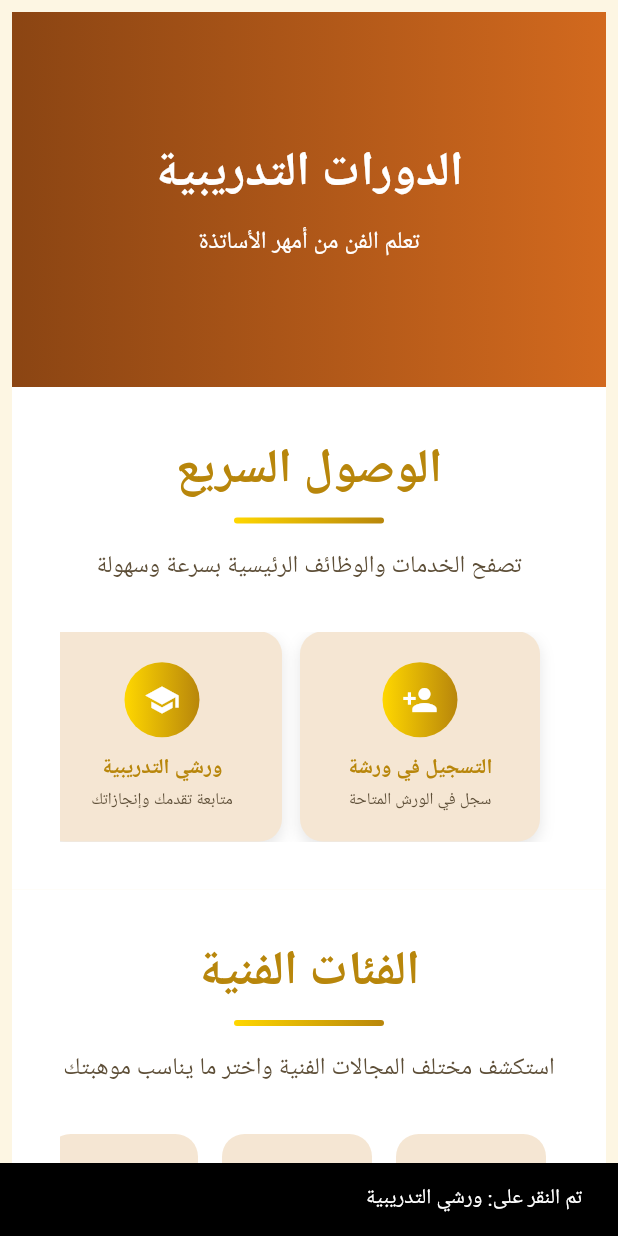
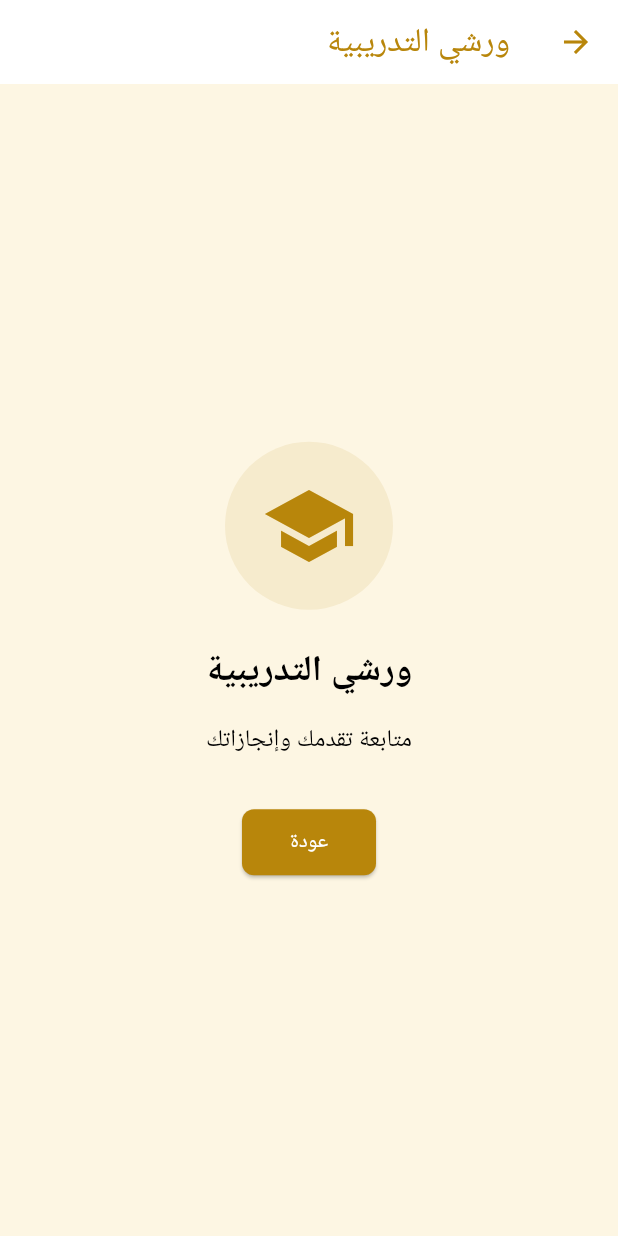
Before and after one commit to sajidammar/sana-a_arts_application, a Flutter app: the AcademyHomeView screen opened directly, after a tap on "ورشي التدريبية", on a phone screen of 412 x 824 dp. Run offline on Flutter 3.47's test engine with Material 3 defaults, Android fonts, the light colour scheme and no system bars; accounts and stored records are empty; network calls fail.

Commit message:
creat scondry screen of academies

```diff
--- /dev/null
+++ b/lib/views/academies/category_details_view.dart
@@ -0,0 +1,55 @@
+import 'package:flutter/material.dart';
+import 'package:provider/provider.dart';
+import 'package:sanaa_artl/providers/academy/workshop_provider.dart';
+import 'package:sanaa_artl/views/academies/components/workshop_card.dart';
+
+class CategoryDetailsView extends StatelessWidget {
+  final String categoryName;
+  final String
+  categoryId; // You might want to map names to IDs or use IDs directly
+
+  const CategoryDetailsView({
+    super.key,
+    required this.categoryName,
+    required this.categoryId,
+  });
+
+  @override
+  Widget build(BuildContext context) {
+    return Scaffold(
+      backgroundColor: Theme.of(context).scaffoldBackgroundColor,
+      appBar: AppBar(
+        title: Text(categoryName),
+        backgroundColor: Theme.of(context).appBarTheme.backgroundColor,
+        elevation: 0,
+      ),
+      body: Consumer<WorkshopProvider>(
+        builder: (context, provider, child) {
+          // In a real app, you might filter by categoryId here
+          // For now, we'll just show all workshops or filter if the logic exists
+          final workshops = provider.workshops;
+
+          if (workshops.isEmpty) {
+            return const Center(
+              child: Text('لا توجد ورش متاحة في هذه الفئة حالياً'),
+            );
+          }
+
+          return ListView.builder(
+            padding: const EdgeInsets.all(16),
+            itemCount: workshops.length,
+            itemBuilder: (context, index) {
+              return Padding(
+                padding: const EdgeInsets.only(bottom: 16),
+                child: WorkshopCard(
+                  workshop: workshops[index],
+                  isHorizontal: false, // Vertical layout
+                ),
+              );
+            },
+          );
+        },
+      ),
+    );
+  }
+}
--- a/lib/views/academies/category_view.dart
+++ b/lib/views/academies/category_view.dart
@@ -1,18 +1,14 @@
 // views/components/categories_section.dart
 import 'package:flutter/material.dart';
-import 'package:sanaa_artl/views/academies/components/quick_nav.dart';
+import 'package:sanaa_artl/views/academies/category_details_view.dart';
+import 'package:sanaa_artl/views/academies/components/section_title.dart';
 
 class CategoriesSection extends StatelessWidget {
   const CategoriesSection({super.key});
 
   @override
   Widget build(BuildContext context) {
-    return InkWell(
-      onTap: () => QuickNavCard.handleNavigation(
-        context,
-        'سوف يتم نقلك إلى الصفحة المخصصة حالياً',
-      ),
-      child: Container(
+    return Container(
       padding: const EdgeInsets.all(32),
       color: Colors.white,
       child: Column(
@@ -35,7 +31,6 @@ class CategoriesSection extends StatelessWidget {
           ),
         ],
       ),
-      ),
     );
   }
 }
@@ -47,7 +42,19 @@ class CategoryCard extends StatelessWidget {
 
   @override
   Widget build(BuildContext context) {
-    return Container(
+    return GestureDetector(
+      onTap: () {
+        Navigator.push(
+          context,
+          MaterialPageRoute(
+            builder: (context) => CategoryDetailsView(
+              categoryName: category.name,
+              categoryId: category.name, // Using name as ID for demo
+            ),
+          ),
+        );
+      },
+      child: Container(
         width: 100,
         margin: const EdgeInsets.symmetric(horizontal: 8),
         decoration: BoxDecoration(
@@ -70,55 +77,13 @@ class CategoryCard extends StatelessWidget {
             ),
           ],
         ),
+      ),
     );
   }
 }
 
 // في ملف مستقل أو في نفس الملف
-class SectionTitle extends StatelessWidget {
-  final String title;
-  final String description;
-
-  const SectionTitle({
-    super.key,
-    required this.title,
-    required this.description,
-  });
-
-  @override
-  Widget build(BuildContext context) {
-    return Column(
-      children: [
-        Text(
-          title,
-          style: const TextStyle(
-            fontSize: 32,
-            fontWeight: FontWeight.w800,
-            color: Color(0xFFB8860B),
-          ),
-          textAlign: TextAlign.center,
-        ),
-        const SizedBox(height: 8),
-        Container(
-          width: 100,
-          height: 4,
-          decoration: BoxDecoration(
-            gradient: const LinearGradient(
-              colors: [Color(0xFFFFD700), Color(0xFFB8860B)],
-            ),
-            borderRadius: BorderRadius.circular(2),
-          ),
-        ),
-        const SizedBox(height: 16),
-        Text(
-          description,
-          style: const TextStyle(fontSize: 16, color: Color(0xFF5D4E37)),
-          textAlign: TextAlign.center,
-        ),
-      ],
-    );
-  }
-}
+// SectionTitle class moved to components/section_title.dart
 
 class Category {
   final String name;
--- a/lib/views/academies/components/quick_nav.dart
+++ b/lib/views/academies/components/quick_nav.dart
@@ -1,6 +1,7 @@
 // views/components/quick_nav.dart
 import 'package:flutter/material.dart';
-import 'package:sanaa_artl/views/academies/category_view.dart';
+import 'package:sanaa_artl/views/academies/quick_access_pages.dart';
+import 'package:sanaa_artl/views/academies/components/section_title.dart';
 
 class QuickNavigationSection extends StatelessWidget {
   const QuickNavigationSection({super.key});
@@ -138,40 +139,36 @@ class QuickNavCard extends StatelessWidget {
 
   static void handleNavigation(BuildContext context, String title) {
     // ✅ إضافة التنقل حسب العنصر
-    switch (title) {
-      case 'التسجيل في ورشة':
-        // انتقل إلى شاشة التسجيل
-        break;
-      case 'ورشي التدريبية':
-        // انتقل إلى شاشة الورش
-        break;
-      case 'المدربين':
-        // انتقل إلى شاشة المدربين
-        break;
-      case 'الجدول الزمني':
-        // انتقل إلى شاشة الجدول
-        break;
-      case 'الشهادات':
-        // انتقل إلى شاشة الشهادات
-        break;
-      case 'التقييمات':
-        // انتقل إلى شاشة التقييمات
-        break;
-      case 'الدفع والتسعير':
-        // انتقل إلى شاشة الدفع
-        break;
-      case 'المسابقات':
-        // انتقل إلى شاشة المسابقات
-        break;
-    }
-
-    // ✅ عرض رسالة مؤقتة (يمكن استبدالها بالتنقل الفعلي)
-    ScaffoldMessenger.of(context).showSnackBar(
-      SnackBar(
-        content: Text('تم النقر على: $title'),
-        duration: const Duration(milliseconds: 800),
+    Navigator.push(
+      context,
+      MaterialPageRoute(
+        builder: (context) => GenericQuickAccessPage(
+          title: title,
+          description: _getDescriptionForTitle(title),
+          icon: _getIconForTitle(title),
+        ),
       ),
     );
+  }
+
+  static String _getDescriptionForTitle(String title) {
+    final item = _navItems.firstWhere(
+      (element) => element.title == title,
+      orElse: () => const NavItem(
+        title: '',
+        description: 'صفحة تفاصيل',
+        icon: Icons.info,
+      ),
+    );
+    return item.description;
+  }
+
+  static IconData _getIconForTitle(String title) {
+    final item = _navItems.firstWhere(
+      (element) => element.title == title,
+      orElse: () => const NavItem(title: '', description: '', icon: Icons.info),
+    );
+    return item.icon;
   }
 }
 
--- /dev/null
+++ b/lib/views/academies/components/section_title.dart
@@ -0,0 +1,46 @@
+import 'package:flutter/material.dart';
+
+class SectionTitle extends StatelessWidget {
+  final String title;
+  final String description;
+
+  const SectionTitle({
+    super.key,
+    required this.title,
+    required this.description,
+  });
+
+  @override
+  Widget build(BuildContext context) {
+    return Column(
+      children: [
+        Text(
+          title,
+          style: const TextStyle(
+            fontSize: 32,
+            fontWeight: FontWeight.w800,
+            color: Color(0xFFB8860B),
+          ),
+          textAlign: TextAlign.center,
+        ),
+        const SizedBox(height: 8),
+        Container(
+          width: 100,
+          height: 4,
+          decoration: BoxDecoration(
+            gradient: const LinearGradient(
+              colors: [Color(0xFFFFD700), Color(0xFFB8860B)],
+            ),
+            borderRadius: BorderRadius.circular(2),
+          ),
+        ),
+        const SizedBox(height: 16),
+        Text(
+          description,
+          style: const TextStyle(fontSize: 16, color: Color(0xFF5D4E37)),
+          textAlign: TextAlign.center,
+        ),
+      ],
+    );
+  }
+}
--- a/lib/views/academies/home_view.dart
+++ b/lib/views/academies/home_view.dart
@@ -5,6 +5,7 @@ import 'package:sanaa_artl/providers/academy/workshop_provider.dart';
 import 'package:sanaa_artl/views/academies/category_view.dart';
 import 'package:sanaa_artl/views/academies/components/workshops_grid.dart';
 import 'package:sanaa_artl/views/academies/instructor_view.dart';
+import 'package:sanaa_artl/views/academies/components/section_title.dart';
 import 'components/hero_section.dart';
 import 'components/quick_nav.dart';
 
--- a/lib/views/academies/instructor_view.dart
+++ b/lib/views/academies/instructor_view.dart
@@ -2,8 +2,8 @@
 import 'package:flutter/material.dart';
 import 'package:provider/provider.dart';
 import 'package:sanaa_artl/providers/academy/workshop_provider.dart';
-import 'package:sanaa_artl/views/academies/category_view.dart';
 import 'package:sanaa_artl/views/academies/components/instructor_card.dart';
+import 'package:sanaa_artl/views/academies/components/section_title.dart';
 
 class HorizontalInstructorsSection extends StatelessWidget {
   const HorizontalInstructorsSection({super.key});
--- /dev/null
+++ b/lib/views/academies/quick_access_pages.dart
@@ -0,0 +1,81 @@
+import 'package:flutter/material.dart';
+
+class GenericQuickAccessPage extends StatelessWidget {
+  final String title;
+  final String description;
+  final IconData icon;
+
+  const GenericQuickAccessPage({
+    super.key,
+    required this.title,
+    required this.description,
+    required this.icon,
+  });
+
+  @override
+  Widget build(BuildContext context) {
+    return Scaffold(
+      backgroundColor: Theme.of(context).scaffoldBackgroundColor,
+      appBar: AppBar(
+        title: Text(title),
+        backgroundColor: Theme.of(context).appBarTheme.backgroundColor,
+        elevation: 0,
+      ),
+      body: Center(
+        child: Column(
+          mainAxisAlignment: MainAxisAlignment.center,
+          children: [
+            Container(
+              padding: const EdgeInsets.all(24),
+              decoration: BoxDecoration(
+                color: Theme.of(context).primaryColor.withOpacity(0.1),
+                shape: BoxShape.circle,
+              ),
+              child: Icon(
+                icon,
+                size: 64,
+                color: Theme.of(context).primaryColor,
+              ),
+            ),
+            const SizedBox(height: 24),
+            Text(
+              title,
+              style: TextStyle(
+                fontSize: 24,
+                fontWeight: FontWeight.bold,
+                color: Theme.of(context).textTheme.titleLarge?.color,
+              ),
+            ),
+            const SizedBox(height: 16),
+            Padding(
+              padding: const EdgeInsets.symmetric(horizontal: 32),
+              child: Text(
+                description,
+                textAlign: TextAlign.center,
+                style: TextStyle(
+                  fontSize: 16,
+                  color: Theme.of(context).textTheme.bodyMedium?.color,
+                ),
+              ),
+            ),
+            const SizedBox(height: 32),
+            ElevatedButton(
+              onPressed: () => Navigator.pop(context),
+              style: ElevatedButton.styleFrom(
+                backgroundColor: Theme.of(context).primaryColor,
+                padding: const EdgeInsets.symmetric(
+                  horizontal: 32,
+                  vertical: 12,
+                ),
+                shape: RoundedRectangleBorder(
+                  borderRadius: BorderRadius.circular(8),
+                ),
+              ),
+              child: const Text('عودة', style: TextStyle(color: Colors.white)),
+            ),
+          ],
+        ),
+      ),
+    );
+  }
+}
```
Also changed, not shown: lib/views/academies/components/featured_workshop.dart (+4 -6 lines). Lines whose indentation alone changed are shown as unchanged.
